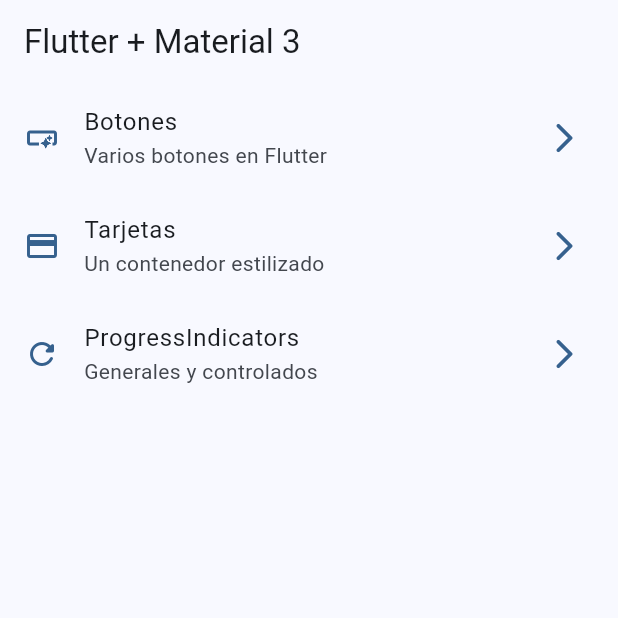
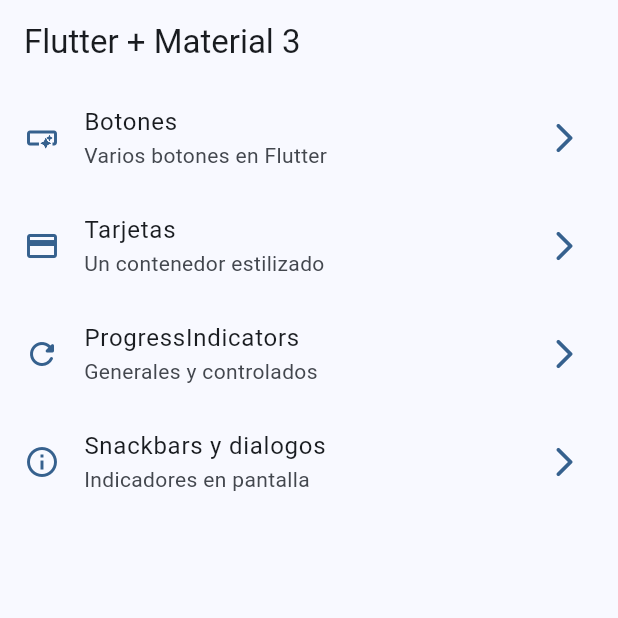
Before and after one commit to Kanicbay/Flutter-Learning, a Flutter app: the screen it shows after launch, on a phone screen of 412 x 824 dp, the top half of it. Run offline on Flutter 3.47's test engine with Material 3 defaults, Android fonts, the phone set to English and light mode, and no system bars; our stand-ins replace animate_do, dio, go_router, video_player.

Commit message:
feat(widgets_app): add snackbars
Brian Coyago

```diff
--- a/Flutter/widgets_app/lib/config/menu/menu_item.dart
+++ b/Flutter/widgets_app/lib/config/menu/menu_item.dart
@@ -35,4 +35,10 @@ final appMenuItems = <MenuItem>[
     link: '/progress',
     icon: Icons.refresh_rounded,
   ),
+  MenuItem(
+    title: 'Snackbars y dialogos',
+    subTitle: 'Indicadores en pantalla',
+    link: '/snackbars',
+    icon: Icons.info_outline,
+  ),
 ];
--- a/Flutter/widgets_app/lib/config/router/app_router.dart
+++ b/Flutter/widgets_app/lib/config/router/app_router.dart
@@ -24,5 +24,11 @@ final appRouter = GoRouter(
       name: ProgressScreen.name,
       builder: (context, state) => ProgressScreen(),
     ),
+
+    GoRoute(
+      path: '/snackbars',
+      name: SnackbarScreen.name,
+      builder: (context, state) => SnackbarScreen(),
+    ),
   ],
 );
```
Also changed, not shown: Flutter/widgets_app/lib/presentation/screens/snackbar/snackbar_screen.dart (+20 -3 lines).
